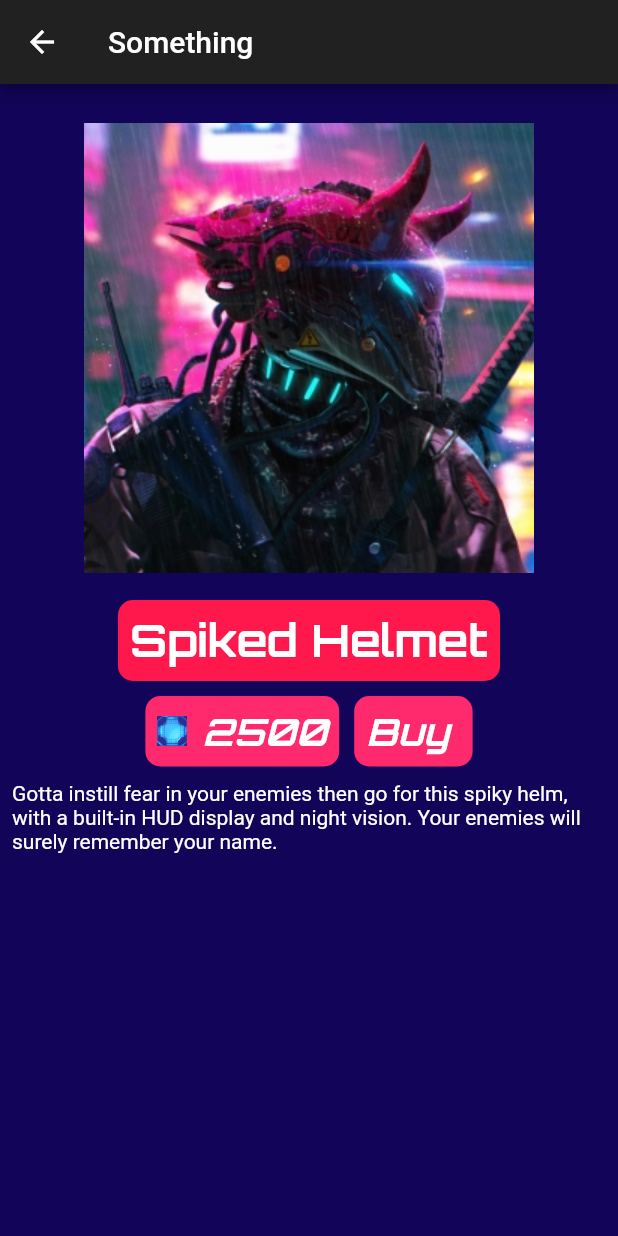
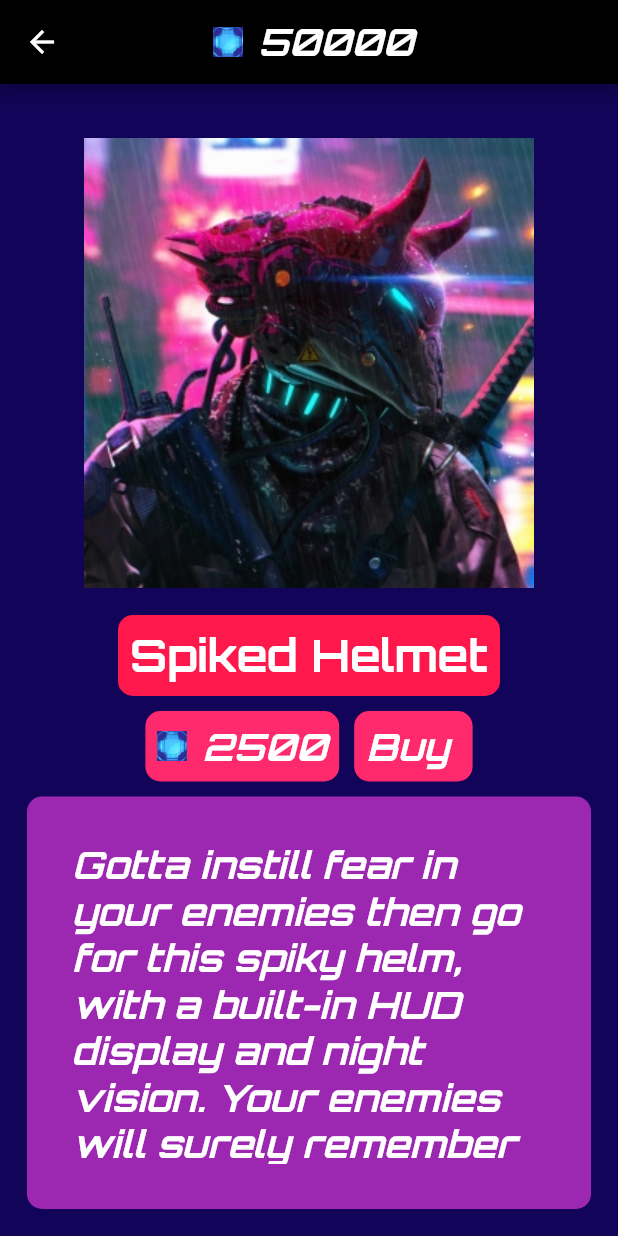
Before and after one commit to Co-div/codiv-2078, a Flutter app: the StorePage screen opened by its route, after a tap on "Spiked Helmet", on a phone screen of 412 x 824 dp. Run offline on Flutter 3.47's test engine with Material 2 defaults, Android fonts, the phone set to English and light mode, and no system bars; our stand-ins replace animated_text_kit, rflutter_alert.

Commit message:
store revamped

```diff
--- a/lib/components/item_card.dart
+++ b/lib/components/item_card.dart
@@ -1,5 +1,6 @@
 import 'package:codiv_2078/screens/item_page.dart';
 import 'package:flutter/material.dart';
+import 'package:rflutter_alert/rflutter_alert.dart';
 
 class ItemCard extends StatelessWidget {
   ItemCard({this.image, this.title, this.coins, this.right = false, this.desc});
@@ -51,12 +52,14 @@ class ItemCard extends StatelessWidget {
             SizedBox(
               height: 10.0,
             ),
-            Text(
-              title,
-              style: TextStyle(
-                  fontSize: 35.0,
-                  color: Colors.yellowAccent,
-                  fontFamily: "Orbitron-semibold"),
+            Center(
+              child: Text(
+                title,
+                style: TextStyle(
+                    fontSize: 35.0,
+                    color: Colors.yellowAccent,
+                    fontFamily: "Orbitron-semibold"),
+              ),
             ),
             SizedBox(
               height: 10.0,
--- /dev/null
+++ b/lib/components/parts.dart
@@ -0,0 +1,23 @@
+import 'package:flutter/material.dart';
+import 'package:rflutter_alert/rflutter_alert.dart';
+
+int money = 50000;
+
+int getMoney() => money;
+
+var alertStyle = AlertStyle(
+  animationType: AnimationType.fromTop,
+  isCloseButton: false,
+  isOverlayTapDismiss: false,
+  descStyle: TextStyle(fontWeight: FontWeight.bold),
+  animationDuration: Duration(milliseconds: 400),
+  alertBorder: RoundedRectangleBorder(
+    borderRadius: BorderRadius.circular(3.0),
+    side: BorderSide(
+      color: Colors.grey,
+    ),
+  ),
+  titleStyle: TextStyle(
+    color: Colors.green,
+  ),
+);
--- a/lib/screens/item_page.dart
+++ b/lib/screens/item_page.dart
@@ -1,28 +1,62 @@
+import 'package:flutter/cupertino.dart';
 import 'package:flutter/material.dart';
+import 'package:codiv_2078/components/parts.dart';
+import 'package:rflutter_alert/rflutter_alert.dart';
+import 'landing_screen.dart';
 
-class ItemPage extends StatelessWidget {
+class ItemPage extends StatefulWidget {
   static const String id = 'item-page';
   ItemPage({this.image, this.title, this.coins, this.desc});
   final String image;
   final String title;
   final int coins;
   final String desc;
+
+  @override
+  _ItemPageState createState() => _ItemPageState();
+}
+
+class _ItemPageState extends State<ItemPage> {
   @override
   Widget build(BuildContext context) {
     return SafeArea(
       child: Scaffold(
         appBar: AppBar(
-          title: Text('Something'),
+          title: Row(
+            mainAxisAlignment: MainAxisAlignment.center,
+            children: <Widget>[
+              Image(
+                image: AssetImage('assets/Currency.jpg'),
+                height: 20,
+              ),
+              SizedBox(
+                width: 10,
+              ),
+              Text(
+                '$money',
+                style: TextStyle(
+//                      color: Colors.black,
+//                      backgroundColor: Colors.,
+                    fontSize: 25.0,
+                    fontFamily: "Orbitron-bold",
+                    fontStyle: FontStyle.italic),
+              ),
+              SizedBox(
+                width: 50,
+              ),
+            ],
+          ),
+          backgroundColor: Colors.black,
         ),
         backgroundColor: Color(0xFF120458),
         body: Padding(
-          padding: const EdgeInsets.all(8.0),
+          padding: const EdgeInsets.all(18.0),
           child: Column(
             children: <Widget>[
               Padding(
                 padding: const EdgeInsets.all(18.0),
                 child: Image(
-                  image: AssetImage(image),
+                  image: AssetImage(widget.image),
                 ),
               ),
               Column(
@@ -34,7 +68,7 @@ class ItemPage extends StatelessWidget {
                     ),
                     child: Padding(
                       padding: const EdgeInsets.all(8.0),
-                      child: Text(title,
+                      child: Text(widget.title,
                           style: TextStyle(
                             fontSize: 30.0,
                             fontFamily: "Orbitron-bold",
@@ -63,7 +97,7 @@ class ItemPage extends StatelessWidget {
                                 width: 10,
                               ),
                               Text(
-                                coins.toString(),
+                                widget.coins.toString(),
                                 style: TextStyle(
 //                      color: Colors.black,
 //                      backgroundColor: Colors.,
@@ -84,7 +118,37 @@ class ItemPage extends StatelessWidget {
                         child: Padding(
                           padding: const EdgeInsets.all(8.0),
                           child: GestureDetector(
-                            onTap: () {},
+                            onTap: () {
+                              setState(() {
+                                money -= widget.coins;
+                              });
+                              Alert(
+                                context: context,
+                                style: alertStyle,
+                                type: AlertType.success,
+                                title: "RFLUTTER ALERT",
+                                desc:
+                                    "Flutter is more awesome with RFlutter Alert.",
+                                buttons: [
+                                  DialogButton(
+                                    child: Text(
+                                      "COOL",
+                                      style: TextStyle(
+                                          color: Colors.black, fontSize: 20),
+                                    ),
+                                    onPressed: () {
+//                                      Navigator.popUntil(
+//                                          context, LandingScreen.id);
+                                      Navigator.popUntil(
+                                          context,
+                                          ModalRoute.withName(
+                                              Navigator.defaultRouteName));
+                                    },
+                                    width: 120,
+                                  )
+                                ],
+                              ).show();
+                            },
                             child: Text(
                               'Buy ',
                               style: TextStyle(
@@ -107,7 +171,21 @@ class ItemPage extends StatelessWidget {
                 ],
               ),
               SizedBox(height: 10.0),
-              Text(desc)
+              Expanded(
+                  child: Container(
+                      decoration: BoxDecoration(
+                        borderRadius: BorderRadius.all(Radius.circular(10.0)),
+                        color: Colors.purple,
+                      ),
+                      padding: EdgeInsets.all(30),
+//                      color: Colors.purple,
+                      child: Text(
+                        widget.desc,
+                        style: TextStyle(
+                            fontSize: 25.0,
+                            fontFamily: "Orbitron-bold",
+                            fontStyle: FontStyle.italic),
+                      )))
             ],
           ),
         ),
--- a/lib/screens/store_page.dart
+++ b/lib/screens/store_page.dart
@@ -1,14 +1,54 @@
 import 'package:codiv_2078/components/item_card.dart';
+import 'package:codiv_2078/components/parts.dart';
 import 'package:flutter/material.dart';
 
-class StorePage extends StatelessWidget {
+class StorePage extends StatefulWidget {
   static const String id = 'store-page';
+
+  @override
+  _StorePageState createState() => _StorePageState();
+}
+
+class _StorePageState extends State<StorePage> {
   @override
   Widget build(BuildContext context) {
     return Scaffold(
       appBar: AppBar(
         backgroundColor: Colors.black,
-        title: Text('Store'),
+        title: Row(
+          mainAxisAlignment: MainAxisAlignment.spaceBetween,
+          children: <Widget>[
+            Text(
+              'Store',
+              style: TextStyle(
+//                      color: Colors.black,
+//                      backgroundColor: Colors.,
+                  fontSize: 30.0,
+                  fontFamily: "Orbitron-bold",
+                  fontStyle: FontStyle.italic),
+            ),
+            Row(
+              children: <Widget>[
+                Image(
+                  image: AssetImage('assets/Currency.jpg'),
+                  height: 20,
+                ),
+                SizedBox(
+                  width: 10,
+                ),
+                Text(
+                  getMoney().toString(),
+                  style: TextStyle(
+//                      color: Colors.black,
+//                      backgroundColor: Colors.,
+                      fontSize: 25.0,
+                      fontFamily: "Orbitron-bold",
+                      fontStyle: FontStyle.italic),
+                ),
+              ],
+            ),
+          ],
+        ),
       ),
       backgroundColor: Colors.black,
       body: ListView(
--- a/pubspec.yaml
+++ b/pubspec.yaml
@@ -29,6 +29,8 @@ dependencies:
   # Use with the CupertinoIcons class for iOS style icons.
   cupertino_icons: ^0.1.3
   animated_text_kit: ^2.2.0
+  rflutter_alert: ^1.0.3
+
 
 
 
```
Also changed, not shown: pubspec.lock.
